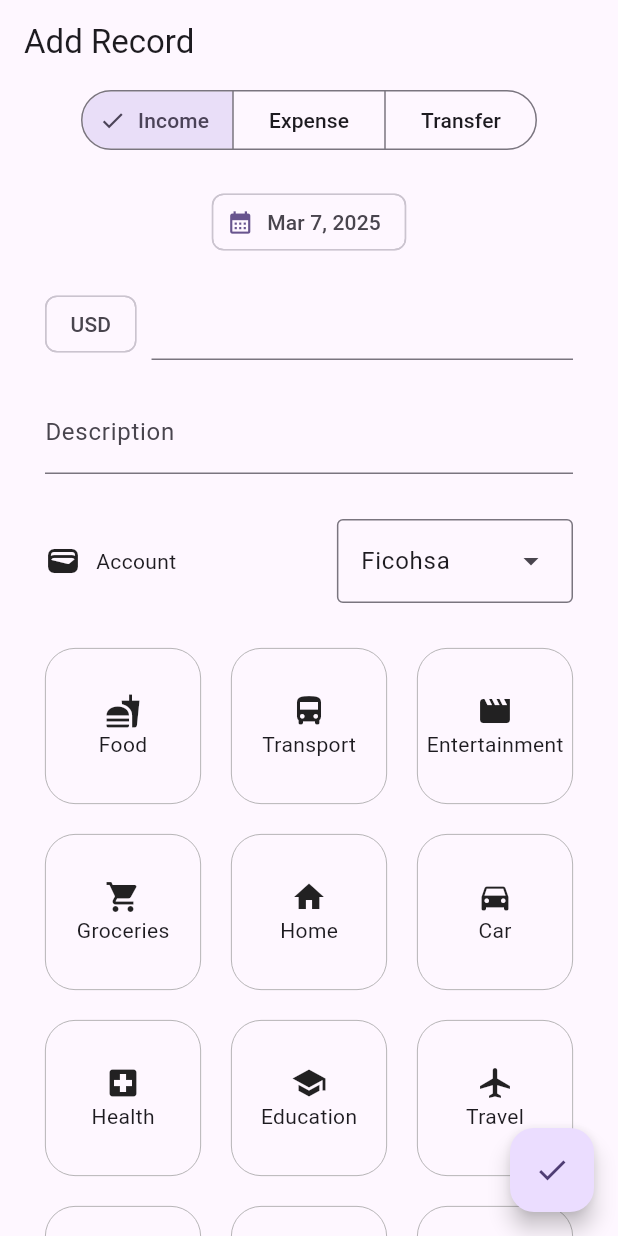
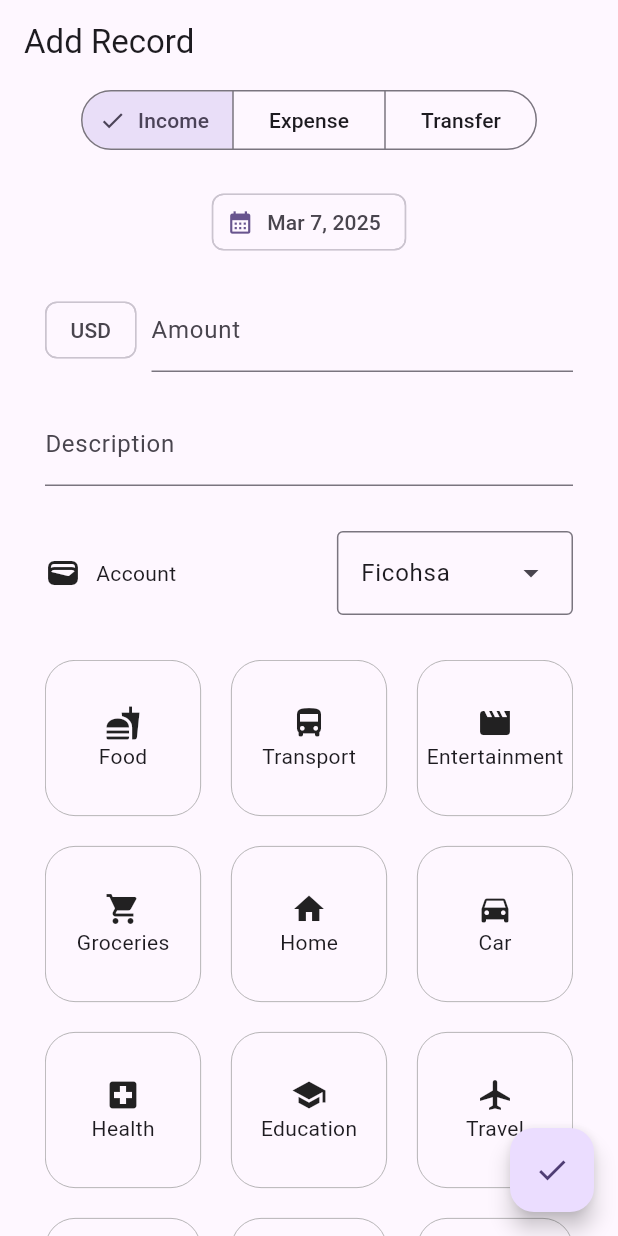
Before and after one commit to Pro-Code-Team/BudgetCap, a Flutter app: the screen it shows after launch, on a phone screen of 412 x 824 dp. Run offline on Flutter 3.47's test engine with Material 3 defaults, Android fonts, the phone set to English and light mode, and no system bars; our stand-ins replace equatable, flutter_bloc, flutter_dotenv, supabase_flutter; accounts and stored records are empty.

Commit message:
Added capability to use a number keyboard for the amount section.

```diff
--- a/lib/presentation/screens/transaction_screen.dart
+++ b/lib/presentation/screens/transaction_screen.dart
@@ -45,10 +45,11 @@ class TransactionScreen extends StatelessWidget {
         appBar: AppBar(
           title: const Text("Add Record"),
         ),
-        body: SingleChildScrollView(
-          child: Padding(
+        body: Padding(
           padding: const EdgeInsets.symmetric(horizontal: 30),
           child: Column(
+            children: [
+              Column(
                 mainAxisAlignment: MainAxisAlignment.start,
                 children: [
                   Center(
@@ -124,6 +125,12 @@ class TransactionScreen extends StatelessWidget {
                       Flexible(
                         child: TextField(
                           textAlign: TextAlign.end,
+                          keyboardType: TextInputType
+                              .number, // Set the keyboard type to number
+                          decoration: InputDecoration(
+                            labelText: 'Amount',
+                            hintText: 'Enter amount',
+                          ),
                         ),
                       )
                     ],
@@ -180,7 +187,12 @@ class TransactionScreen extends StatelessWidget {
                   const SizedBox(
                     height: 30,
                   ),
-                BlocBuilder<CategoryBloc, CategoryState>(
+                ],
+              ),
+              //Scrollable GRID
+              Expanded(
+                child: SingleChildScrollView(
+                  child: BlocBuilder<CategoryBloc, CategoryState>(
                     builder: (context, state) {
                       return GridView.builder(
                         shrinkWrap: true,
@@ -190,7 +202,8 @@ class TransactionScreen extends StatelessWidget {
                           crossAxisCount: 3, // Number of columns
                           crossAxisSpacing:
                               20.0, // Horizontal spacing between items
-                        mainAxisSpacing: 20.0, // Vertical spacing between items
+                          mainAxisSpacing:
+                              20.0, // Vertical spacing between items
                         ),
                         itemCount: state.categories.length,
                         itemBuilder: (context, index) {
@@ -199,7 +212,8 @@ class TransactionScreen extends StatelessWidget {
                           return InkWell(
                             onTap: () {},
                             borderRadius: BorderRadius.circular(20),
-                          splashColor: const Color.fromARGB(255, 156, 143, 193),
+                            splashColor:
+                                const Color.fromARGB(255, 156, 143, 193),
                             child: Container(
                               decoration: BoxDecoration(
                                 borderRadius: BorderRadius.circular(20),
@@ -222,9 +236,10 @@ class TransactionScreen extends StatelessWidget {
                         },
                       );
                     },
-                )
+                  ),
+                ),
+              ),
             ],
-            ),
           ),
         ),
       ),
```
Lines whose indentation alone changed are shown as unchanged.
